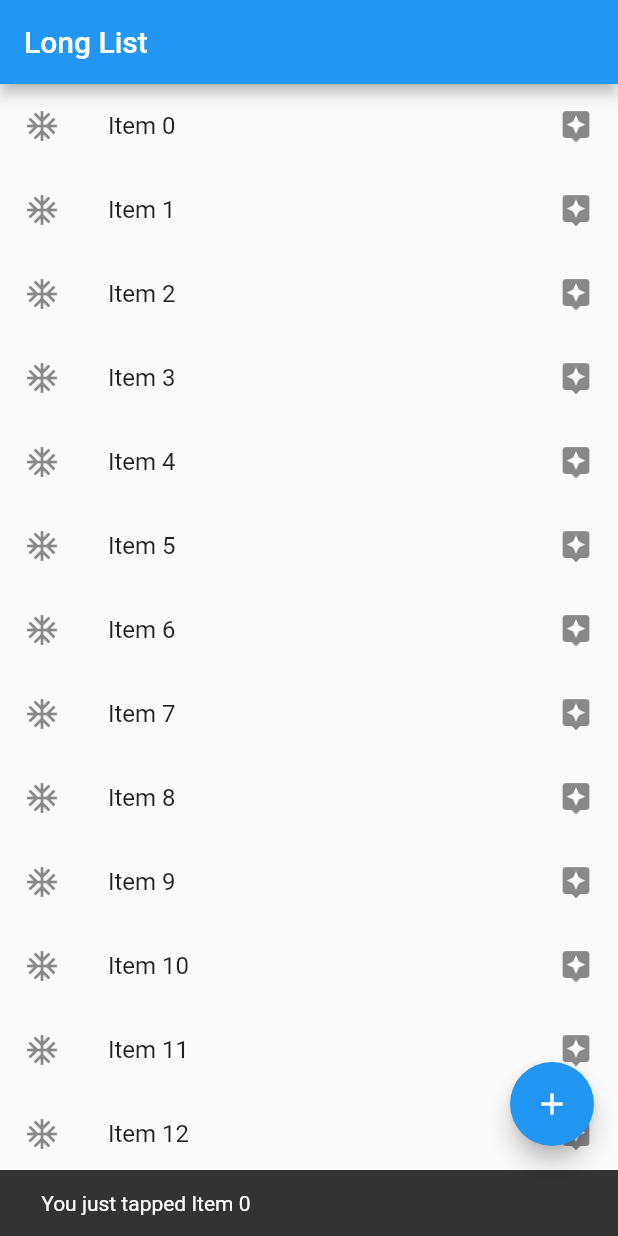
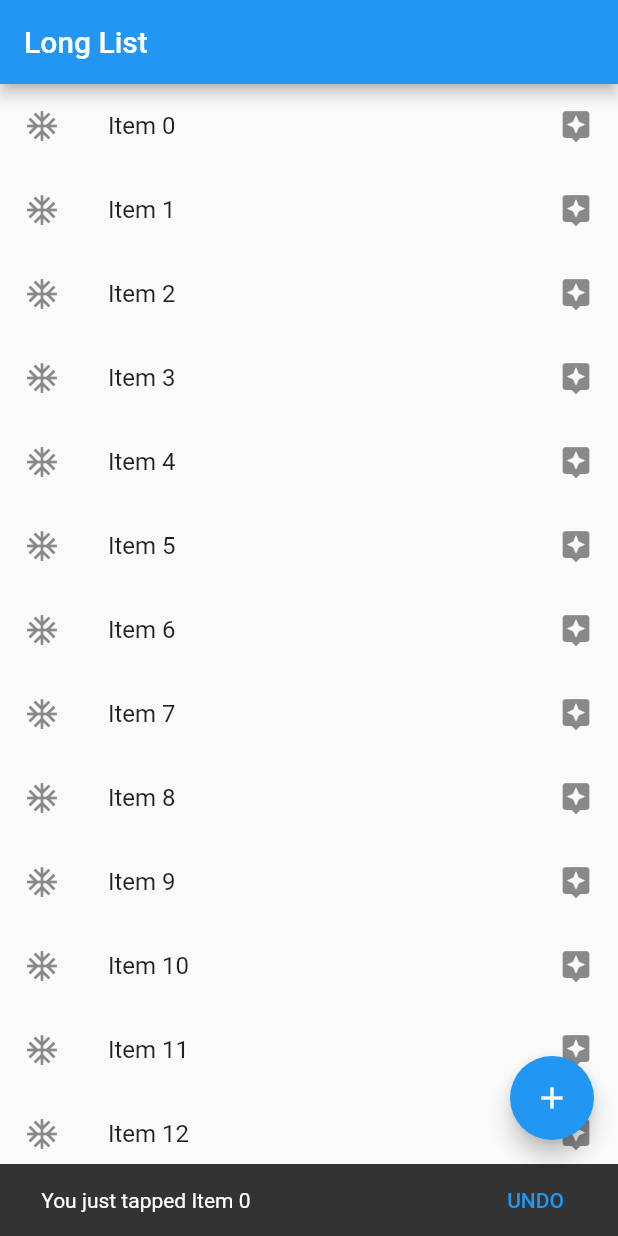
Before and after one commit to FLYINGKRIPTO/Flutter_demo, a Flutter app: the screen it shows after launch, after a tap on an icon or button, on a phone screen of 412 x 824 dp. Run offline on Flutter 3.47's test engine with Material 2 defaults, Android fonts, the phone set to English and light mode, and no system bars.

Commit message:
snackbar undo operation

```diff
--- a/lib/main.dart
+++ b/lib/main.dart
@@ -21,6 +21,12 @@ void main(){
 void showSnackBar(BuildContext context,String item){
   var snackbar = SnackBar(
     content: Text(" You just tapped $item " ),
+    action: SnackBarAction(
+      label: "UNDO",
+      onPressed: (){
+        debugPrint('Performing dummy undo operation');
+      },
+    ),
   );
   Scaffold.of(context).showSnackBar(snackbar);
 }
```
